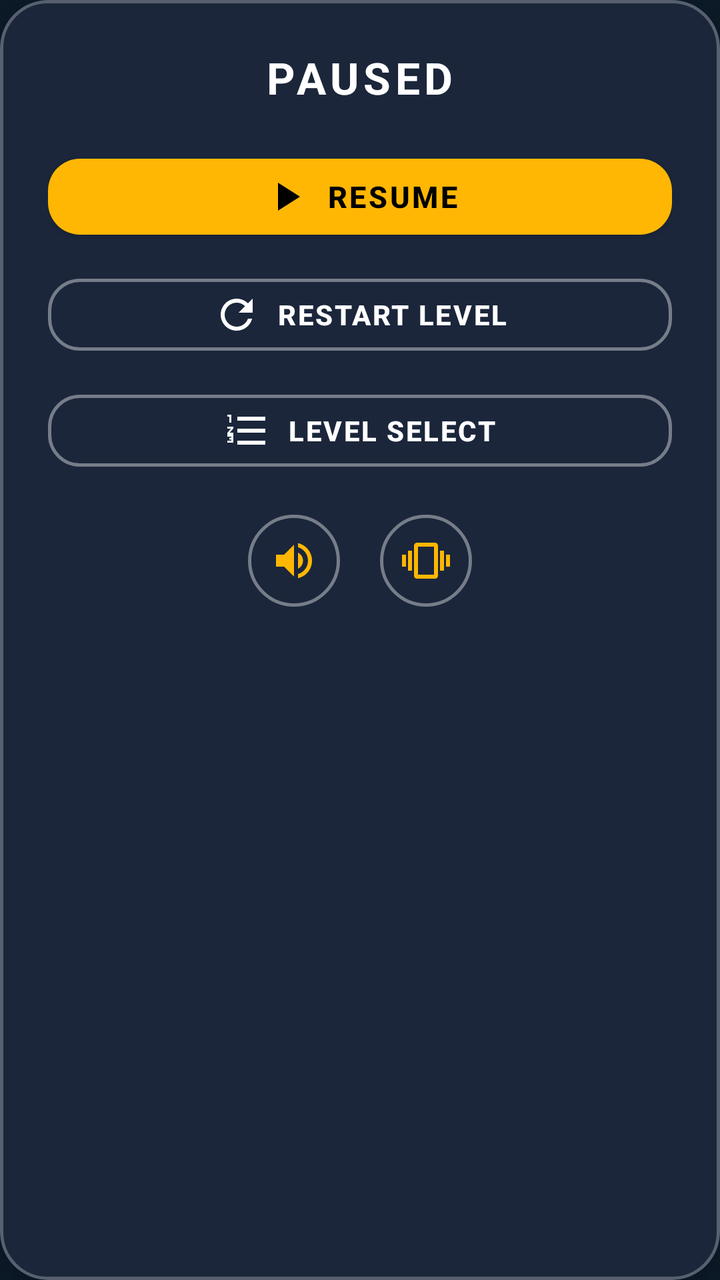
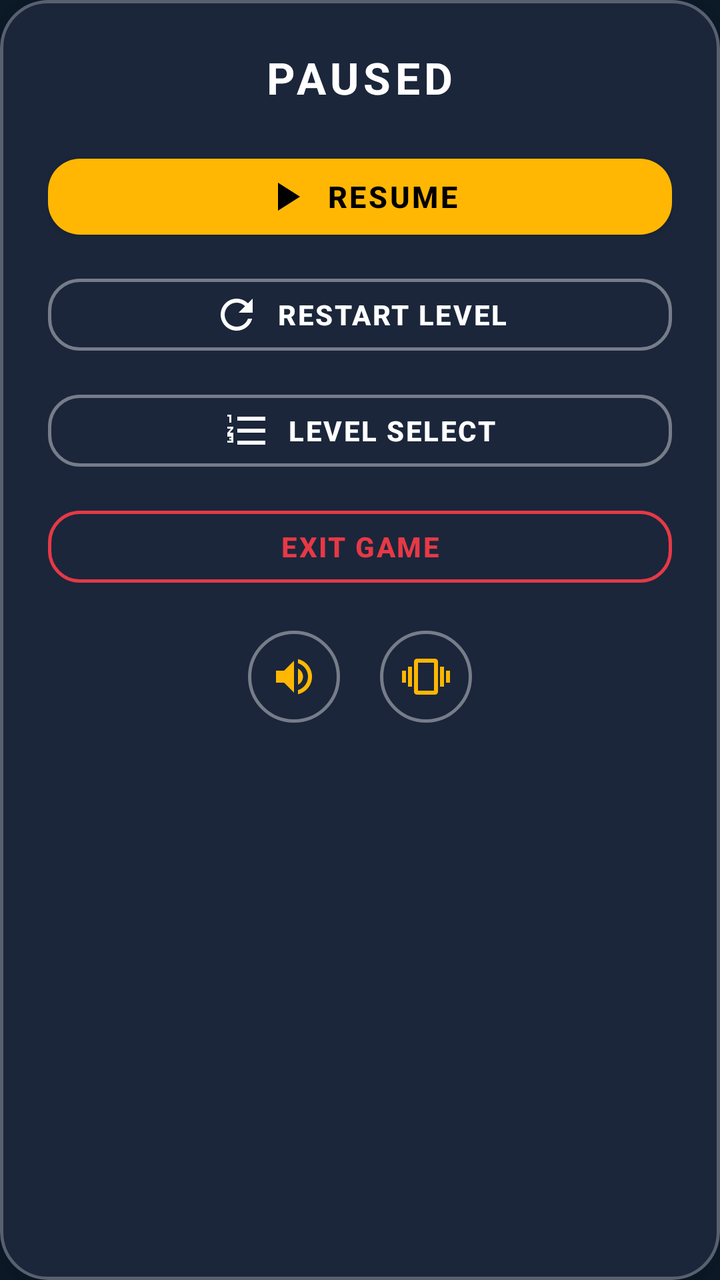

The first picture is an Android layout as it rendered before a commit; the second is the same layout after the commit. The layout source and the unified diff follow.
<!-- AndroidManifest.xml: application theme Theme.WordCraft -->
<!-- res/layout/dialog_pause.xml -->
<?xml version="1.0" encoding="utf-8"?>
<com.google.android.material.card.MaterialCardView xmlns:android="http://schemas.android.com/apk/res/android"
    xmlns:app="http://schemas.android.com/apk/res-auto"
    android:layout_width="match_parent"
    android:layout_height="wrap_content"
    android:layout_margin="24dp"
    app:cardBackgroundColor="@color/card_bg"
    app:cardCornerRadius="24dp"
    app:cardElevation="16dp"
    app:strokeColor="#44FFFFFF"
    app:strokeWidth="1.5dp">

    <LinearLayout
        android:layout_width="match_parent"
        android:layout_height="wrap_content"
        android:gravity="center_horizontal"
        android:orientation="vertical"
        android:padding="24dp">

        <TextView
            android:layout_width="wrap_content"
            android:layout_height="wrap_content"
            android:letterSpacing="0.1"
            android:text="PAUSED"
            android:textColor="@color/white"
            android:textSize="22sp"
            android:textStyle="bold" />

        <Space
            android:layout_width="match_parent"
            android:layout_height="20dp" />

        
        <com.google.android.material.button.MaterialButton
            android:id="@+id/btnResume"
            android:layout_width="match_parent"
            android:layout_height="50dp"
            android:letterSpacing="0.08"
            android:text="RESUME"
            android:textColor="@color/black"
            android:textSize="15sp"
            android:textStyle="bold"
            app:backgroundTint="@color/gold"
            app:cornerRadius="16dp"
            app:icon="@drawable/ic_play"
            app:iconGravity="textStart"
            app:iconPadding="8dp"
            app:iconTint="@color/black" />

        <Space
            android:layout_width="match_parent"
            android:layout_height="10dp" />

        
        <com.google.android.material.button.MaterialButton
            android:id="@+id/btnRestart"
            style="@style/Widget.MaterialComponents.Button.OutlinedButton"
            android:layout_width="match_parent"
            android:layout_height="48dp"
            android:letterSpacing="0.06"
            android:text="RESTART LEVEL"
            android:textColor="@color/white"
            android:textSize="14sp"
            android:textStyle="bold"
            app:cornerRadius="16dp"
            app:icon="@drawable/ic_refresh"
            app:iconGravity="textStart"
            app:iconPadding="8dp"
            app:iconTint="@color/white"
            app:strokeColor="#66FFFFFF"
            app:strokeWidth="1.5dp" />

        <Space
            android:layout_width="match_parent"
            android:layout_height="10dp" />

        
        <com.google.android.material.button.MaterialButton
            android:id="@+id/btnPauseLevelSelect"
            style="@style/Widget.MaterialComponents.Button.OutlinedButton"
            android:layout_width="match_parent"
            android:layout_height="48dp"
            android:letterSpacing="0.06"
            android:text="LEVEL SELECT"
            android:textColor="@color/white"
            android:textSize="14sp"
            android:textStyle="bold"
            app:cornerRadius="16dp"
            app:icon="@drawable/ic_list"
            app:iconGravity="textStart"
            app:iconPadding="8dp"
            app:iconTint="@color/white"
            app:strokeColor="#66FFFFFF"
            app:strokeWidth="1.5dp" />

        <Space
            android:layout_width="match_parent"
            android:layout_height="18dp" />

        
        <LinearLayout
            android:layout_width="wrap_content"
            android:layout_height="wrap_content"
            android:gravity="center"
            android:orientation="horizontal">

            <ImageButton
                android:id="@+id/btnToggleSound"
                android:layout_width="46dp"
                android:layout_height="46dp"
                android:background="@drawable/bg_action_circle"
                android:contentDescription="Toggle Sound"
                android:src="@drawable/ic_volume_up" />

            <Space
                android:layout_width="20dp"
                android:layout_height="wrap_content" />

            <ImageButton
                android:id="@+id/btnToggleHaptics"
                android:layout_width="46dp"
                android:layout_height="46dp"
                android:background="@drawable/bg_action_circle"
                android:contentDescription="Toggle Haptics"
                android:src="@drawable/ic_vibration" />
        </LinearLayout>
    </LinearLayout>

</com.google.android.material.card.MaterialCardView>
<!-- resources referenced by this layout -->
<resources>
  <color name="black">#000000</color>
  <color name="card_bg">#1B263B</color>
  <color name="gold">#FFB703</color>
  <color name="white">#FFFFFF</color>
  <!-- drawable bg_action_circle (drawable) -->
  <?xml version="1.0" encoding="utf-8"?>
  <shape xmlns:android="http://schemas.android.com/apk/res/android"
      android:shape="oval">
      <solid android:color="#1B263B" />
      <stroke android:width="1.5dp" android:color="#66FFFFFF" />
  </shape>
  <!-- drawable ic_list (drawable) -->
  <vector xmlns:android="http://schemas.android.com/apk/res/android"
      android:width="24dp"
      android:height="24dp"
      android:viewportWidth="24"
      android:viewportHeight="24">
      <path
          android:fillColor="#FFFFFFFF"
          android:pathData="M2,17h2v-0.5H3v-1h1v-0.5H2v-1h3v4H2v-1zm1,-9h1V4H2v1h1v3zm-1,3h1.8L2,13.1v0.9h3v-1H3.2L5,10.9V10H2v1zm5,-6v2h14V5H7zm0,14h14v-2H7v2zm0,-6h14v-2H7v2z" />
  </vector>
  <!-- drawable ic_play (drawable) -->
  <vector xmlns:android="http://schemas.android.com/apk/res/android"
      android:width="24dp"
      android:height="24dp"
      android:viewportWidth="24"
      android:viewportHeight="24">
      <path
          android:fillColor="#FF000000"
          android:pathData="M8,5v14l11,-7z" />
  </vector>
  <!-- drawable ic_refresh (drawable) -->
  <vector xmlns:android="http://schemas.android.com/apk/res/android"
      android:width="24dp"
      android:height="24dp"
      android:viewportWidth="24"
      android:viewportHeight="24">
      <path
          android:fillColor="#FFFFFFFF"
          android:pathData="M17.65,6.35C16.2,4.9 14.21,4 12,4c-4.42,0 -7.99,3.58 -7.99,8s3.57,8 7.99,8c3.73,0 6.84,-2.55 7.73,-6h-2.08c-0.82,2.33 -3.04,4 -5.65,4 -3.31,0 -6,-2.69 -6,-6s2.69,-6 6,-6c1.66,0 3.14,0.69 4.22,1.78L13,11h7V4l-2.35,2.35z" />
  </vector>
  <!-- drawable ic_vibration (drawable) -->
  <vector xmlns:android="http://schemas.android.com/apk/res/android"
      android:width="24dp"
      android:height="24dp"
      android:viewportWidth="24"
      android:viewportHeight="24">
      <path
          android:fillColor="#FFB703"
          android:pathData="M0,15h2V9H0v6zm3,2h2V7H3v10zm19,-8v6h2V9h-2zm-3,8h2V7h-2v10zM16.5,3h-9C6.67,3 6,3.67 6,4.5v15c0,0.83 0.67,1.5 1.5,1.5h9c0.83,0 1.5,-0.67 1.5,-1.5v-15c0,-0.83 -0.67,-1.5 -1.5,-1.5zM16,19H8V5h8v14z" />
  </vector>
  <!-- drawable ic_volume_up (drawable) -->
  <vector xmlns:android="http://schemas.android.com/apk/res/android"
      android:width="24dp"
      android:height="24dp"
      android:viewportWidth="24"
      android:viewportHeight="24">
      <path
          android:fillColor="#FFB703"
          android:pathData="M3,9v6h4l5,5V4L7,9H3zm13.5,3c0,-1.77 -1.02,-3.29 -2.5,-4.03v8.05c1.48,-0.73 2.5,-2.25 2.5,-4.02zM14,3.23v2.06c2.89,0.86 5,3.54 5,6.71s-2.11,5.85 -5,6.71v2.06c4.01,-0.91 7,-4.49 7,-8.77s-2.99,-7.86 -7,-8.77z" />
  </vector>
  <style name="Theme.WordCraft" parent="Theme.MaterialComponents.DayNight.NoActionBar">
          <item name="colorPrimary">#2E7D32</item>
          <item name="colorSecondary">#FFB703</item>
          <item name="android:statusBarColor">#0D1B2A</item>
          <item name="android:navigationBarColor">#0D1B2A</item>
          <item name="android:windowBackground">#0D1B2A</item>
      </style>
</resources>

<!-- the commit's change to res/layout/dialog_pause.xml (unified diff, before → after) -->
@@ -95,6 +95,25 @@
 
         <Space
             android:layout_width="match_parent"
+            android:layout_height="10dp" />
+
+        
+        <com.google.android.material.button.MaterialButton
+            android:id="@+id/btnPauseExit"
+            style="@style/Widget.MaterialComponents.Button.OutlinedButton"
+            android:layout_width="match_parent"
+            android:layout_height="48dp"
+            android:letterSpacing="0.06"
+            android:text="EXIT GAME"
+            android:textColor="@color/error_red"
+            android:textSize="14sp"
+            android:textStyle="bold"
+            app:cornerRadius="16dp"
+            app:strokeColor="@color/error_red"
+            app:strokeWidth="1.5dp" />
+
+        <Space
+            android:layout_width="match_parent"
             android:layout_height="18dp" />
 
         
<!-- resource entries referenced after the edit -->
@@ -2,6 +2,7 @@
 <resources>
   <color name="black">#000000</color>
   <color name="card_bg">#1B263B</color>
+  <color name="error_red">#E63946</color>
   <color name="gold">#FFB703</color>
   <color name="white">#FFFFFF</color>
   <!-- drawable bg_action_circle (drawable) -->
